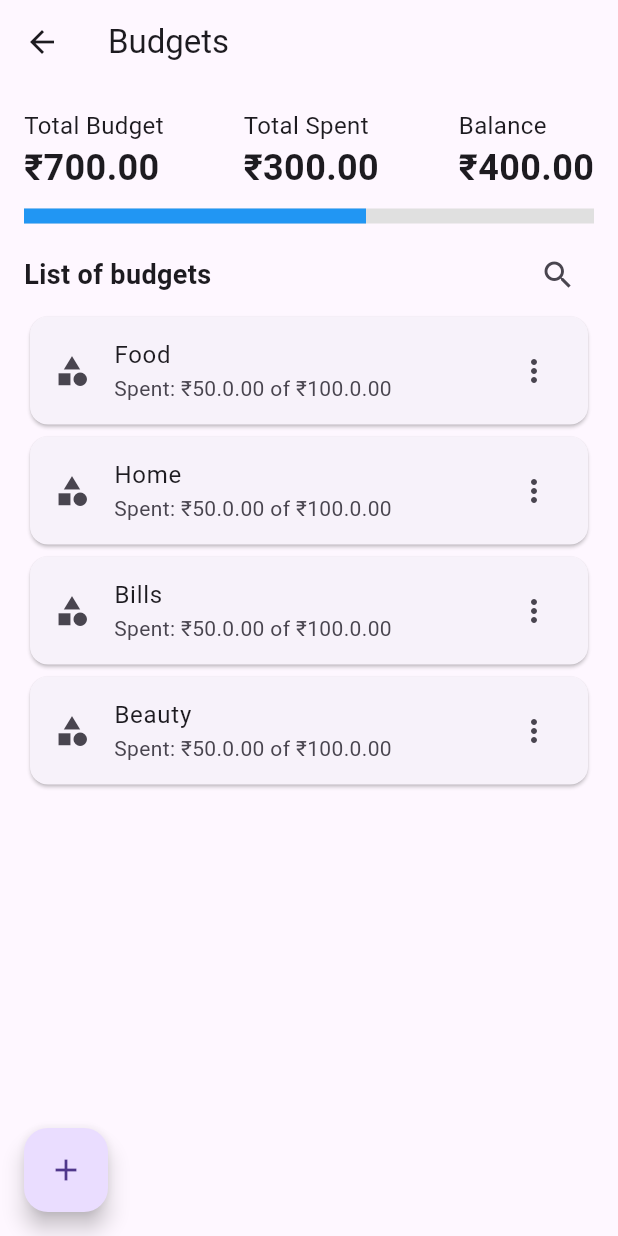
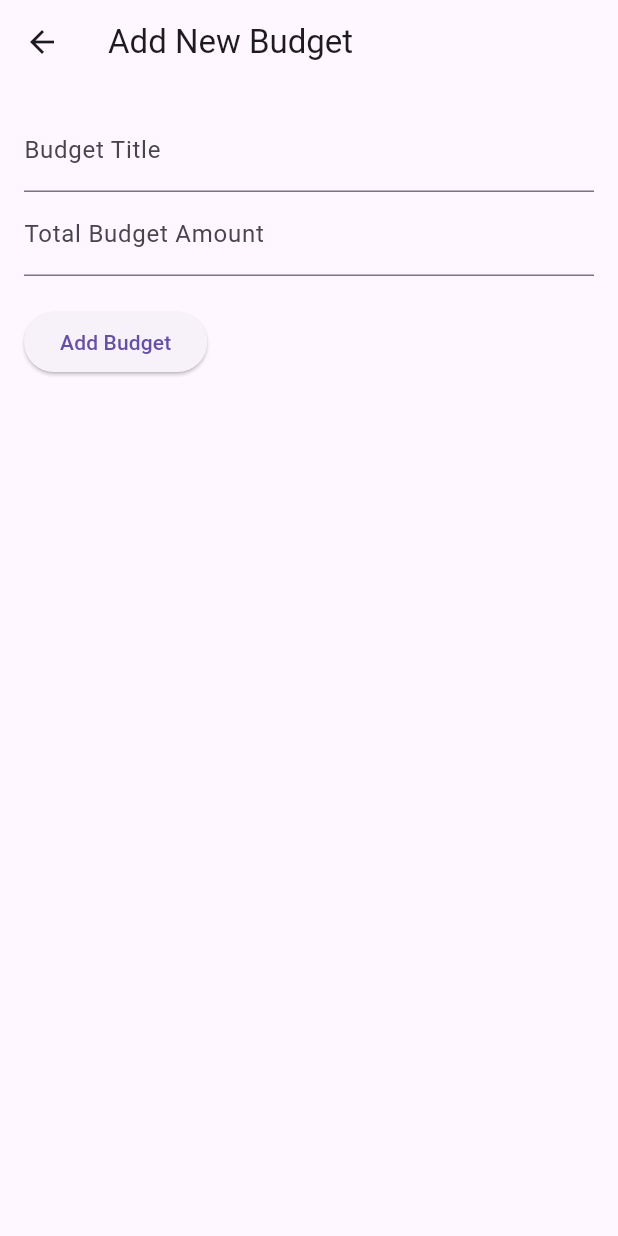
Before and after one commit to ther12k/myapp, a Flutter app: the BudgetsScreen screen opened by its route, after a tap on the "add" icon, on a phone screen of 412 x 824 dp. Run offline on Flutter 3.47's test engine with Material 3 defaults, Android fonts, the phone set to English and light mode, and no system bars.

Commit message:
feat : function

```diff
--- a/lib/main.dart
+++ b/lib/main.dart
@@ -18,9 +18,9 @@ class SmartTrackApp extends StatelessWidget {
       ),
       initialRoute: '/',
       routes: {
-        '/': (context) => HomeScreen(),
-        '/budgets': (context) => BudgetsScreen(),
-      },
+      '/': (context) => HomeScreen(),
+      '/budgets': (context) => const BudgetsScreen(),
+    },
     );
   }
 }
--- /dev/null
+++ b/lib/models/budget.dart
@@ -0,0 +1,7 @@
+class Budget {
+  final String title;
+  final double total;
+  double spent;
+
+  Budget({required this.title, required this.total, this.spent = 0});
+}
--- /dev/null
+++ b/lib/screens/add_budget_screen.dart
@@ -0,0 +1,72 @@
+import 'package:flutter/material.dart';
+import '../models/budget.dart';
+
+class AddBudgetScreen extends StatefulWidget {
+  @override
+  _AddBudgetScreenState createState() => _AddBudgetScreenState();
+}
+
+class _AddBudgetScreenState extends State<AddBudgetScreen> {
+  final _formKey = GlobalKey<FormState>();
+  String _title = '';
+  double _total = 0;
+
+  @override
+  Widget build(BuildContext context) {
+    return Scaffold(
+      appBar: AppBar(
+        title: Text('Add New Budget'),
+      ),
+      body: Padding(
+        padding: const EdgeInsets.all(16.0),
+        child: Form(
+          key: _formKey,
+          child: Column(
+            crossAxisAlignment: CrossAxisAlignment.start,
+            children: [
+              TextFormField(
+                decoration: InputDecoration(labelText: 'Budget Title'),
+                validator: (value) {
+                  if (value == null || value.isEmpty) {
+                    return 'Please enter a title';
+                  }
+                  return null;
+                },
+                onSaved: (value) => _title = value!,
+              ),
+              TextFormField(
+                decoration: InputDecoration(labelText: 'Total Budget Amount'),
+                keyboardType: TextInputType.number,
+                validator: (value) {
+                  if (value == null || value.isEmpty) {
+                    return 'Please enter an amount';
+                  }
+                  if (double.tryParse(value) == null) {
+                    return 'Please enter a valid number';
+                  }
+                  return null;
+                },
+                onSaved: (value) => _total = double.parse(value!),
+              ),
+              SizedBox(height: 20),
+              ElevatedButton(
+                onPressed: _submitForm,
+                child: Text('Add Budget'),
+              ),
+            ],
+          ),
+        ),
+      ),
+    );
+  }
+
+  void _submitForm() {
+    if (_formKey.currentState!.validate()) {
+      _formKey.currentState!.save();
+      Navigator.pop(
+        context,
+        Budget(title: _title, total: _total, spent: 0),
+      );
+    }
+  }
+}
--- a/lib/screens/budgets_screen.dart
+++ b/lib/screens/budgets_screen.dart
@@ -1,71 +1,100 @@
+// lib/screens/budgets_screen.dart
 import 'package:flutter/material.dart';
+import '../models/budget.dart';
+import '../widgets/budget_item.dart';
+import 'add_budget_screen.dart';
 
-class BudgetsScreen extends StatelessWidget {
+class BudgetsScreen extends StatefulWidget {
+  const BudgetsScreen({super.key});
+
+  @override
+  // ignore: library_private_types_in_public_api
+  _BudgetsScreenState createState() => _BudgetsScreenState();
+}
+
+class _BudgetsScreenState extends State<BudgetsScreen> {
+  final List<Budget> _budgets = [
+    Budget(title: 'Food', spent: 50, total: 100),
+    Budget(title: 'Home', spent: 50, total: 100),
+    Budget(title: 'Bills', spent: 50, total: 100),
+    Budget(title: 'Beauty', spent: 50, total: 100),
+  ];
+
+  double get _totalBudget =>
+      _budgets.fold(0, (sum, budget) => sum + budget.total);
+  double get _totalSpent =>
+      _budgets.fold(0, (sum, budget) => sum + budget.spent);
+  double get _balance => _totalBudget - _totalSpent;
+
   @override
   Widget build(BuildContext context) {
     return Scaffold(
       appBar: AppBar(
-        title: Text('Budgets'),
-        leading: IconButton(
-          icon: Icon(Icons.arrow_back),
-          onPressed: () {
-            Navigator.pop(context);
-          },
-        ),
+        title: const Text('Budgets'),
       ),
       body: Padding(
         padding: const EdgeInsets.all(16.0),
         child: Column(
           crossAxisAlignment: CrossAxisAlignment.start,
           children: [
+            _buildBudgetSummary(),
+            const SizedBox(height: 20),
+            _buildBudgetList(),
+          ],
+        ),
+      ),
+      floatingActionButton: FloatingActionButton(
+        onPressed: _addNewBudget,
+        child: const Icon(Icons.add),
+      ),
+    );
+  }
+
+  Widget _buildBudgetSummary() {
+    return Column(
+      children: [
         Row(
           mainAxisAlignment: MainAxisAlignment.spaceBetween,
           children: [
-                Column(
-                  crossAxisAlignment: CrossAxisAlignment.start,
-                  children: [
-                    Text('Total Budget', style: TextStyle(fontSize: 16)),
-                    Text('₹700.00',
-                        style: TextStyle(
-                            fontSize: 24, fontWeight: FontWeight.bold)),
+            _buildSummaryItem('Total Budget', _totalBudget),
+            _buildSummaryItem('Total Spent', _totalSpent),
+            _buildSummaryItem('Balance', _balance),
           ],
         ),
-                Column(
-                  crossAxisAlignment: CrossAxisAlignment.start,
-                  children: [
-                    Text('Total Spent', style: TextStyle(fontSize: 16)),
-                    Text('₹300.00',
-                        style: TextStyle(
-                            fontSize: 24, fontWeight: FontWeight.bold)),
-                  ],
-                ),
-                Column(
-                  crossAxisAlignment: CrossAxisAlignment.start,
-                  children: [
-                    Text('Balance', style: TextStyle(fontSize: 16)),
-                    Text('₹400.00',
-                        style: TextStyle(
-                            fontSize: 24, fontWeight: FontWeight.bold)),
-                  ],
-                ),
-              ],
-            ),
-            SizedBox(height: 10),
+        const SizedBox(height: 10),
         LinearProgressIndicator(
-              value: 0.6, // Represents 60% used
+          value: _totalSpent / _totalBudget,
           backgroundColor: Colors.grey[300],
           color: Colors.blue,
           minHeight: 10,
         ),
-            SizedBox(height: 10),
+      ],
+    );
+  }
+
+  Widget _buildSummaryItem(String title, double amount) {
+    return Column(
+      crossAxisAlignment: CrossAxisAlignment.start,
+      children: [
+        Text(title, style: const TextStyle(fontSize: 16)),
+        Text('₹${amount.toStringAsFixed(2)}',
+            style: const TextStyle(fontSize: 24, fontWeight: FontWeight.bold)),
+      ],
+    );
+  }
+
+  Widget _buildBudgetList() {
+    return Expanded(
+      child: Column(
+        crossAxisAlignment: CrossAxisAlignment.start,
+        children: [
           Row(
             mainAxisAlignment: MainAxisAlignment.spaceBetween,
             children: [
-                Text('List of budgets',
-                    style:
-                        TextStyle(fontSize: 18, fontWeight: FontWeight.bold)),
+              const Text('List of budgets',
+                  style: TextStyle(fontSize: 18, fontWeight: FontWeight.bold)),
               IconButton(
-                  icon: Icon(Icons.search),
+                icon: const Icon(Icons.search),
                 onPressed: () {
                   // Implement search functionality
                 },
@@ -73,49 +102,27 @@ class BudgetsScreen extends StatelessWidget {
             ],
           ),
           Expanded(
-              child: ListView(
-                children: [
-                  BudgetItem(title: 'Food', spent: 50, total: 100),
-                  BudgetItem(title: 'Home', spent: 50, total: 100),
-                  BudgetItem(title: 'Bills', spent: 50, total: 100),
-                  BudgetItem(title: 'Beauty', spent: 50, total: 100),
-                ],
+            child: ListView.builder(
+              itemCount: _budgets.length,
+              itemBuilder: (context, index) {
+                return BudgetItem(budget: _budgets[index]);
+              },
             ),
-            ),
-            FloatingActionButton(
-              onPressed: () {
-                // Navigate to add new budget screen
-              },
-              child: Icon(Icons.add),
           ),
         ],
       ),
-      ),
     );
   }
-}
 
-class BudgetItem extends StatelessWidget {
-  final String title;
-  final double spent;
-  final double total;
-
-  const BudgetItem({
-    Key? key,
-    required this.title,
-    required this.spent,
-    required this.total,
-  }) : super(key: key);
-
-  @override
-  Widget build(BuildContext context) {
-    return Card(
-      child: ListTile(
-        leading: Icon(Icons.category),
-        title: Text('$title'),
-        subtitle: Text('Spent: ₹$spent.00 of ₹$total.00'),
-        trailing: Icon(Icons.more_vert),
-      ),
+  void _addNewBudget() async {
+    final newBudget = await Navigator.push<Budget>(
+      context,
+      MaterialPageRoute(builder: (context) => AddBudgetScreen()),
     );
+    if (newBudget != null) {
+      setState(() {
+        _budgets.add(newBudget);
+      });
     }
   }
+}
--- /dev/null
+++ b/lib/widgets/budget_item.dart
@@ -0,0 +1,20 @@
+import 'package:flutter/material.dart';
+import 'package:myapp/models/budget.dart';
+
+class BudgetItem extends StatelessWidget {
+  final Budget budget;
+
+  const BudgetItem({super.key, required this.budget});
+
+  @override
+  Widget build(BuildContext context) {
+    return Card(
+      child: ListTile(
+        leading: Icon(Icons.category),
+        title: Text(budget.title),
+        subtitle: Text('Spent: ₹${budget.spent.toStringAsFixed(2)} of ₹${budget.total.toStringAsFixed(2)}'),
+        trailing: Icon(Icons.more_vert),
+      ),
+    );
+  }
+}
--- a/pubspec.yaml
+++ b/pubspec.yaml
@@ -30,6 +30,7 @@ environment:
 dependencies:
   flutter:
     sdk: flutter
+  intl: ^0.17.0
 
 
   # The following adds the Cupertino Icons font to your application.
```
Also changed, not shown: lib/models/transaction.dart (added, +18 -0 lines), lib/screens/home_screen.dart (+111 -84 lines), lib/widgets/transaction_item.dart (added, +33 -0 lines), pubspec.lock. Lines whose indentation alone changed are shown as unchanged.
